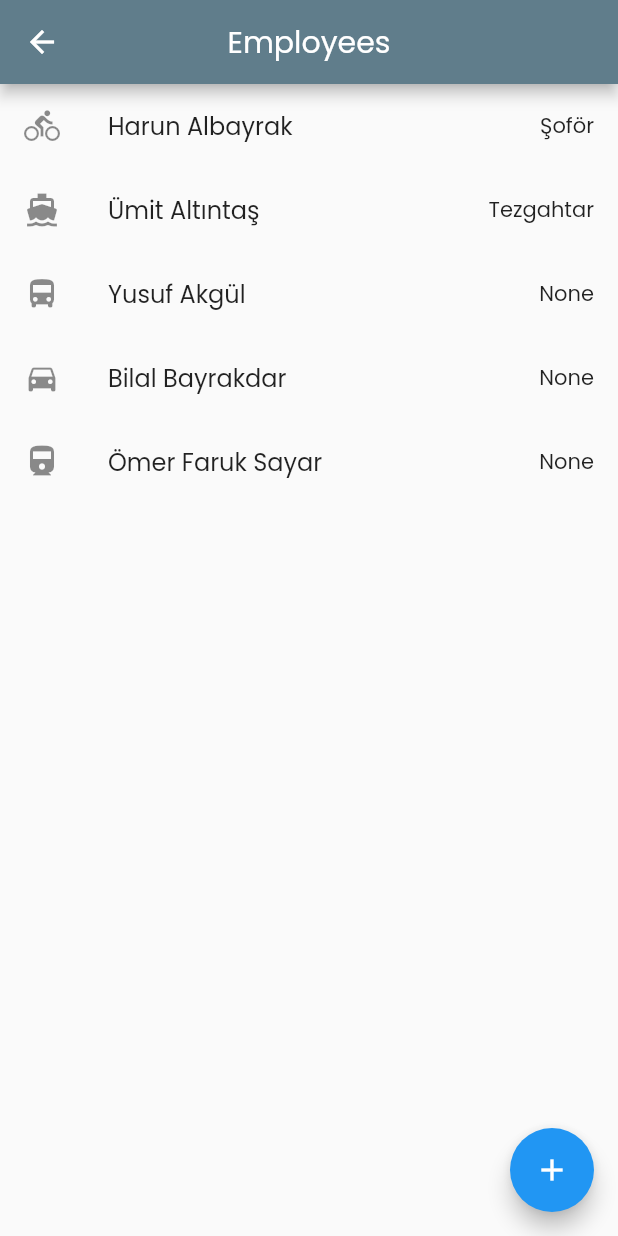
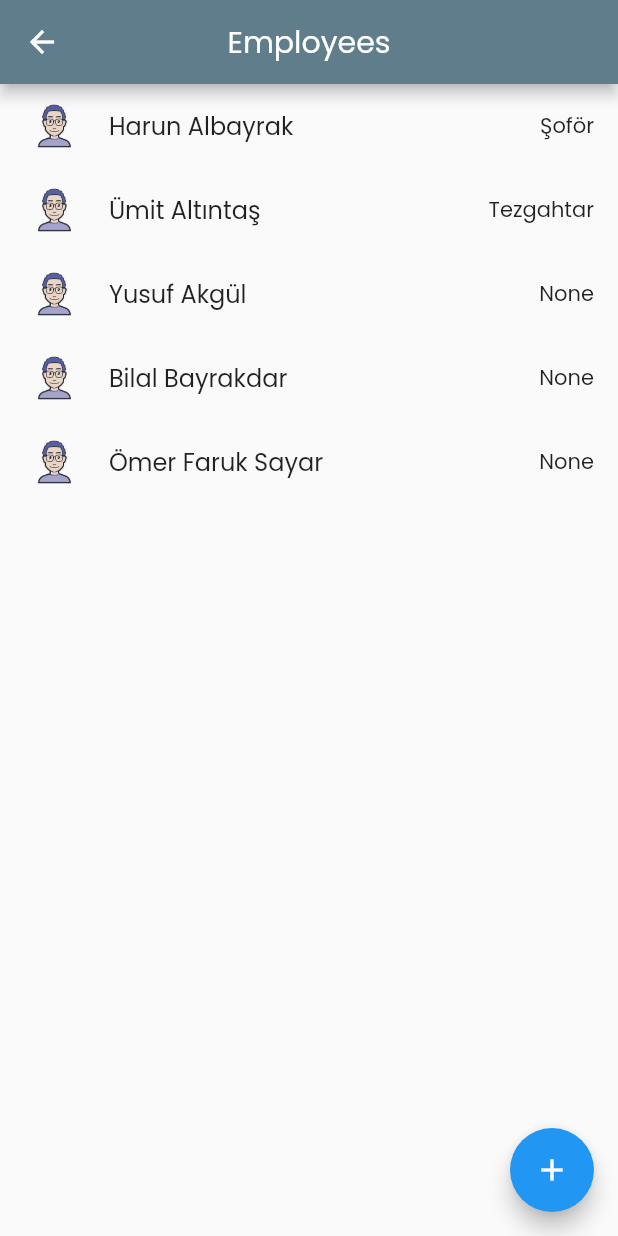
Before and after one commit to rootate/MyBakery, a Flutter app: the Employees screen opened directly, on a phone screen of 412 x 824 dp. Run offline on Flutter 3.47's test engine with Material 2 defaults, Android fonts, the phone set to English and light mode, and no system bars; our stand-ins replace firebase_auth, firebase_core, flutter_datetime_picker, flutter_spinkit, rflutter_alert; accounts and stored records are empty.

Commit message:
Fix some image issues

```diff
--- a/lib/screens/employees.dart
+++ b/lib/screens/employees.dart
@@ -1,5 +1,4 @@
 import 'package:flutter/material.dart';
-import 'package:flutter_my_bakery/shared/bottom_bar.dart';
 import 'package:flutter_my_bakery/shared/constants.dart';
 import 'package:rflutter_alert/rflutter_alert.dart';
 
@@ -17,7 +16,7 @@ class _EmployeesState extends State<Employees> {
     final sizeW = contextW / 20;
     final sizeH = contextH / 20;
 
-    final image = Image(image: AssetImage('assets/images/icons/bread.png'));
+    final image = Image(image: AssetImage('assets/images/icons/user.png'));
 
     TextEditingController controller = TextEditingController();
     TextEditingController controller2 = TextEditingController();
@@ -26,10 +25,6 @@ class _EmployeesState extends State<Employees> {
       'Ömer Faruk Sayar'];
 
     final subtitles = ['Şoför', 'Tezgahtar', 'None', 'None', 'None'];
-
-    final icons = [Icons.directions_bike, Icons.directions_boat,
-      Icons.directions_bus, Icons.directions_car, Icons.directions_railway,
-      Icons.directions_run, Icons.directions_subway, Icons.directions_transit];
 
     return Scaffold(
         appBar: AppBar(
@@ -41,12 +36,25 @@ class _EmployeesState extends State<Employees> {
           itemCount: employees.length,
           itemBuilder: (context, index) {
             return ListTile(
+              onLongPress: (){
+                controller.text = employees[index];
+                controller2.text = subtitles[index];
+                confirmationPopup(context,image,1,controller,controller2);
+              },
               onTap: () {
                 controller.text = employees[index];
                 controller2.text = subtitles[index];
                 confirmationPopup(context,image,1,controller,controller2);
               },
-              leading: Icon(icons[index]),
+              leading: ConstrainedBox(
+                constraints: BoxConstraints(
+                  minWidth: sizeW,
+                  minHeight: sizeH,
+                  maxWidth: sizeW + 20,
+                  maxHeight: sizeH + 20,
+                ),
+                child: image,
+              ),
               title: Text(employees[index],style: TextStyle(fontFamily: "Poppins"),),
               trailing: Text(subtitles[index],style: TextStyle(fontFamily: "Poppins"),),
             );
--- a/pubspec.yaml
+++ b/pubspec.yaml
@@ -55,7 +55,7 @@ flutter:
   # To add assets to your application, add an assets section, like this:
   assets:
     - assets/images/
-    - assets/images/icons
+    - assets/images/icons/
   #   - images/a_dot_ham.jpeg
 
   # An image asset can refer to one or more resolution-specific "variants", see
```
Also changed, not shown: lib/screens/products.dart (+5 -4 lines), assets/images/icons/bread2.png (renamed from assets/images/icons/bread.png), assets/images/icons/user.png (added).
